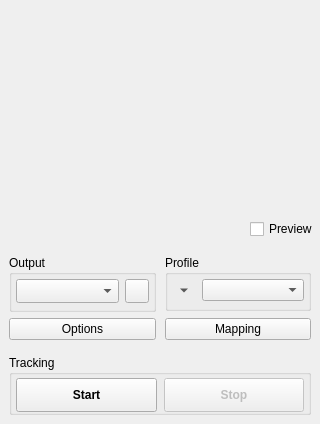
This is opentrack/main-window.ui in Bfreak/opentrack as Qt 5 draws it before an edit. The edited form follows.
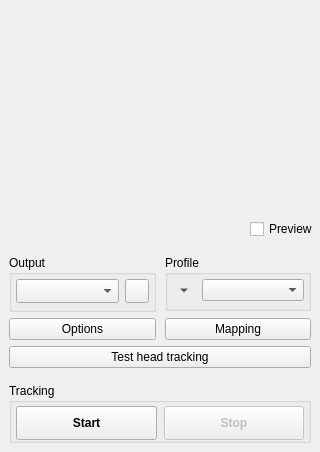
This is the edited form. Icons and pictures are not drawn. Custom widgets are drawn as their Qt base class.

Commit message:
head-test: add head-tracking test window with cockpit, race car and soldier scenes
"Test head tracking" in the main window opens a large (not full-screen) 3D
view driven by the mapped output pose, so tracking and Mapping curves can be
tried out side by side. Scenes: a procedural aircraft cockpit over terrain,
a GT race car interior at Zwartkops Raceway, and a soldier's sandbag
position with a body-fixed rifle. Skies, ground textures and props are CC0
from Poly Haven; glTF is loaded with cgltf (MIT).

Also adds a local MSVC build script for the owner's PC and docs.

What changed in the file:
```diff
--- a/opentrack/main-window.ui
+++ b/opentrack/main-window.ui
@@ -345,6 +345,22 @@
          </property>
         </widget>
        </item>
+       <item row="2" column="0" colspan="2">
+        <widget class="QPushButton" name="btnHeadTest">
+         <property name="sizePolicy">
+          <sizepolicy hsizetype="Minimum" vsizetype="Maximum">
+           <horstretch>0</horstretch>
+           <verstretch>0</verstretch>
+          </sizepolicy>
+         </property>
+         <property name="toolTip">
+          <string>Try your head tracking in a 3D cockpit, race car or soldier view</string>
+         </property>
+         <property name="text">
+          <string>Test head tracking</string>
+         </property>
+        </widget>
+       </item>
       </layout>
      </widget>
     </item>
```
Left out of the diff: 1 changed line with no effect on the pictures. The commit also changes 64 other files.
